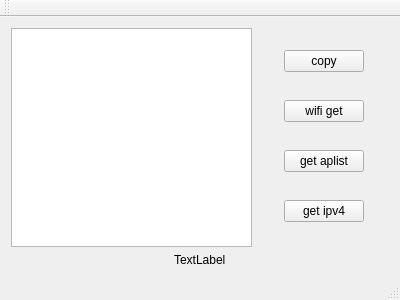
lzk/statusmonitor, file test_cpath/mainwindow.ui: the form before one commit.
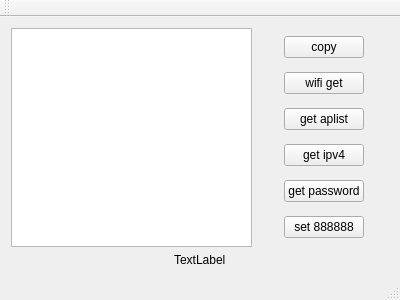
The form after the commit.

```diff
--- a/test_cpath/mainwindow.ui
+++ b/test_cpath/mainwindow.ui
@@ -63,6 +63,20 @@
           </property>
          </widget>
         </item>
+        <item>
+         <widget class="QPushButton" name="btn_password_get">
+          <property name="text">
+           <string>get password</string>
+          </property>
+         </widget>
+        </item>
+        <item>
+         <widget class="QPushButton" name="btn_password_set">
+          <property name="text">
+           <string>set 888888</string>
+          </property>
+         </widget>
+        </item>
        </layout>
       </item>
       <item>
```
